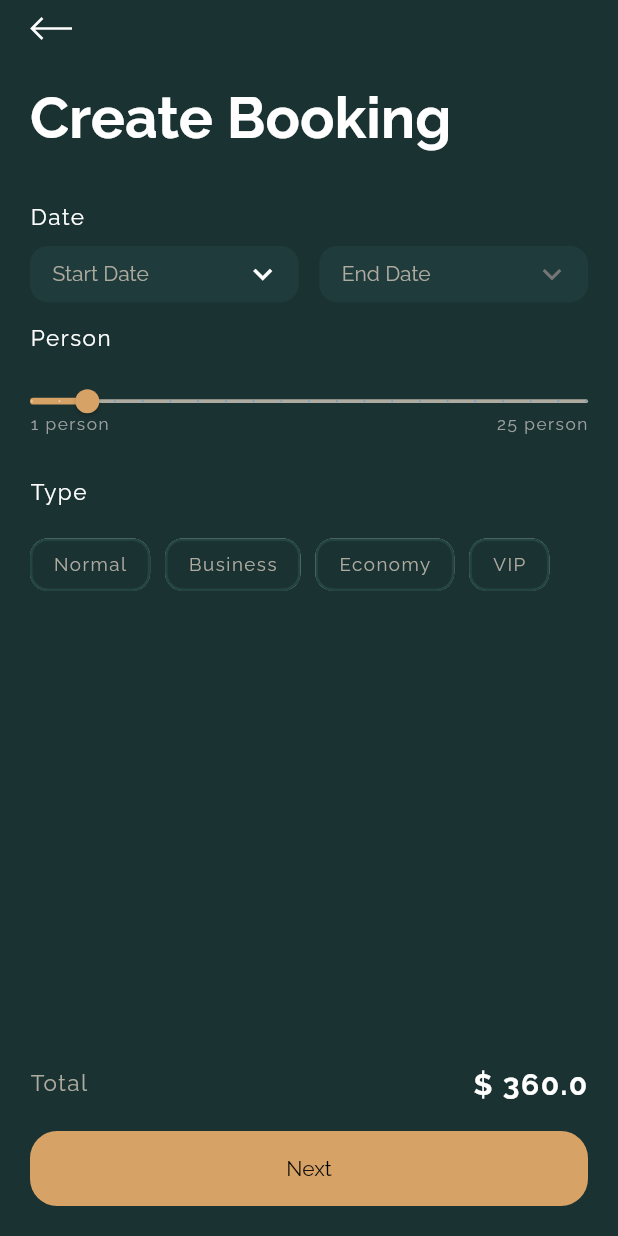
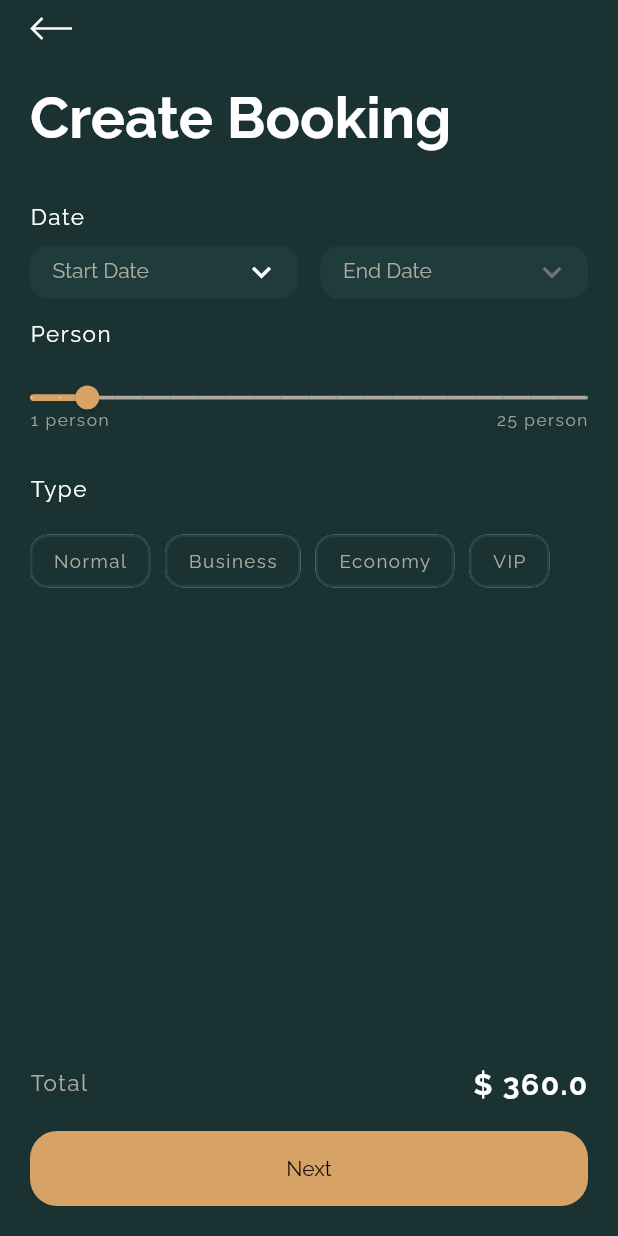
Before and after one commit to dexbytes-flutter/ui, a Flutter app: the CreateBookingScreen widget shown alone on an empty page, opened directly, on a phone screen of 412 x 824 dp. Run offline on Flutter 3.47's test engine with Material 2 defaults, Android fonts, the phone set to English and light mode, and no system bars; our stand-ins replace cached_network_image, carousel_slider, connectivity, country_code_picker, dropdown_button2, equatable and 14 more; missing offline and left inert: flutter_app_badger; accounts and stored records are empty; network calls fail; project files that could hold a hidden picture were left out.

Commit message:
small changes

```diff
--- a/lib/main.dart
+++ b/lib/main.dart
@@ -292,7 +292,7 @@ class _MyAppState extends State<MyAppFlutterMain> {
     return /*!widget.isOneTimeProfileSetUpDone
         ? CreateAccount()
         : */
-      const SignInScreen();
+      const TutorialScreen();
   }
 
   //Redirect to another screen if already loggedIn
@@ -302,7 +302,7 @@ class _MyAppState extends State<MyAppFlutterMain> {
 
     //If profile set done by user
     // if (widget.isOneTimeProfileSetUpDone) {
-    return const CreateBookingScreen();
+    return const DashBoardPage();
     //SignInPage();
     // }
     //If set up not done by user than redirect to selected screen
--- a/lib/src/pages/bookmark_screen.dart
+++ b/lib/src/pages/bookmark_screen.dart
@@ -37,7 +37,7 @@ class _BookmarkScreenState extends State<BookmarkScreen> {
     Widget listView() {
       return Container(
         width: appDimens.widthFullScreen(),
-        height: appDimens.heightFullScreen() / 1.35,
+        height: appDimens.heightFullScreen() / 1.40,
         margin: EdgeInsets.only(top: 10),
         child: ListView.builder(
           scrollDirection: Axis.horizontal,
--- a/lib/src/pages/create_booking_screen.dart
+++ b/lib/src/pages/create_booking_screen.dart
@@ -68,8 +68,8 @@ class _CreateBookingScreenState extends State<CreateBookingScreen> {
         crossAxisAlignment: CrossAxisAlignment.start,
         children: [
           Container(
-            width: appDimens.widthFullScreen() / 2.3,
-            height: appDimens.heightFullScreen()/22,
+            width: appDimens.widthFullScreen() / 2.31,
+            height: 35,
             decoration: BoxDecoration(
                 color: appColors.appBgColor2.withOpacity(0.50),
                 borderRadius: BorderRadius.circular(12)),
@@ -78,7 +78,7 @@ class _CreateBookingScreenState extends State<CreateBookingScreen> {
               style: appStyles.commonTitleStyle(fontWeight: FontWeight.w500,fontSize: 14,
                   texColor: appColors.white ),
               decoration: InputDecoration(
-                  contentPadding: EdgeInsets.all(5).copyWith(left: 15,),
+                  contentPadding: EdgeInsets.all(2).copyWith(left: 15,),
                   border: InputBorder.none,
                   hintText: appString.trans(context, appString.startDateText),
                   hintStyle: appStyles.commonTitleStyle(fontSize: 14,texColor: appColors.textColor,fontWeight: FontWeight.w400),
@@ -130,8 +130,8 @@ class _CreateBookingScreenState extends State<CreateBookingScreen> {
             width: 10,
           ),
           Container(
-            width: appDimens.widthFullScreen() / 2.3,
-            height: appDimens.heightFullScreen()/22,
+            width: appDimens.widthFullScreen() / 2.31,
+            height: 35,
             decoration: BoxDecoration(
                 color: appColors.appBgColor2.withOpacity(0.50),
                 borderRadius: BorderRadius.circular(12)),
@@ -139,7 +139,7 @@ class _CreateBookingScreenState extends State<CreateBookingScreen> {
               style: appStyles.commonTitleStyle(fontWeight: FontWeight.w500,fontSize: 14,
                   texColor: appColors.white ),
               decoration: InputDecoration(
-                  contentPadding: EdgeInsets.all(5).copyWith(left: 15,),
+                  contentPadding: EdgeInsets.all(2).copyWith(left: 15,),
                   border: InputBorder.none,
                   hintText: appString.trans(context, appString.endDateText),
                   hintStyle: appStyles.commonTitleStyle(fontSize: 14,texColor: appColors.textColor,fontWeight: FontWeight.w400),
--- a/lib/src/pages/dashboard_screen.dart
+++ b/lib/src/pages/dashboard_screen.dart
@@ -104,10 +104,11 @@ class _DashBoardPage extends State<DashBoardPage>
             return ContainerDashboard(
               // globalScaffoldKey: globalScaffoldKey ,
               // appBackgroundColor: Colors.red,
+                bottomBarSafeAreaColor: appColors.appBgColorJungleGreen,
                 contextCurrentView: context,
                 isOverLayStatusBar: true,
                 statusBarColor: statusBarColorsLocal,
-                appBackgroundColor:!isDarkMode? appColors.white:appColors.appBgColor6,
+                appBackgroundColor: appColors.appBgColorJungleGreen,
                 appBarHeight: -1,
                 bottomMenuHeight: 60,
                 bottomMenuView: BottomNavigatorWithStack(
--- a/lib/src/pages/explore_screen.dart
+++ b/lib/src/pages/explore_screen.dart
@@ -68,6 +68,7 @@ class _ExploreScreenState extends State<ExploreScreen> {
                         isBookmarked: exploreCardDataList[index].isBookmarked,
                         isStaticCalenderIcon: false,
                         bookingStatus: "",
+                        rating: exploreCardDataList[index].rating,
                         placeFlag: exploreCardDataList[index].flagUrl,
                         recommendationType: exploreCardDataList[index].recommendationType,
                       ));
--- a/lib/src/pages/home_screen.dart
+++ b/lib/src/pages/home_screen.dart
@@ -230,6 +230,8 @@ class _HomeScreenState extends State<HomeScreen> {
         isOverLayStatusBar: false,
         isSingleChildScrollViewNeed: false,
         contextCurrentView: context,
+        bottomSafeArea: false,
+        bottomBarSafeAreaColor: appColors.appBgColorJungleGreen,
         appBar: HomeScreenAppBar(
           margin: EdgeInsets.only(
             left: 20,
--- a/lib/src/widgets/basic_view_container/container_first.dart
+++ b/lib/src/widgets/basic_view_container/container_first.dart
@@ -25,7 +25,7 @@ class ContainerFirst extends StatelessWidget {
     Key? key,
     required this.contextCurrentView,
     required this.containChild,
-    this.bottomBarSafeAreaColor,
+    this.bottomBarSafeAreaColor = const Color(0xFF1B3232),
     this.appBackgroundColor = const Color(0xFF1B3232),
     this.statusBarColor = const Color(0xFF1B3232),
     this.isFixedDeviceHeight = true,
```
Also changed, not shown: lib/src/pages/destination_search_filter_bottom_sheet.dart (+4 -7 lines), lib/src/pages/search_screen.dart (+7 -2 lines), lib/src/widgets/basic_view_container/container_dashboard.dart (+8 -2 lines), assets/images/splash_screen.png, pubspec.lock, 54 other files.
